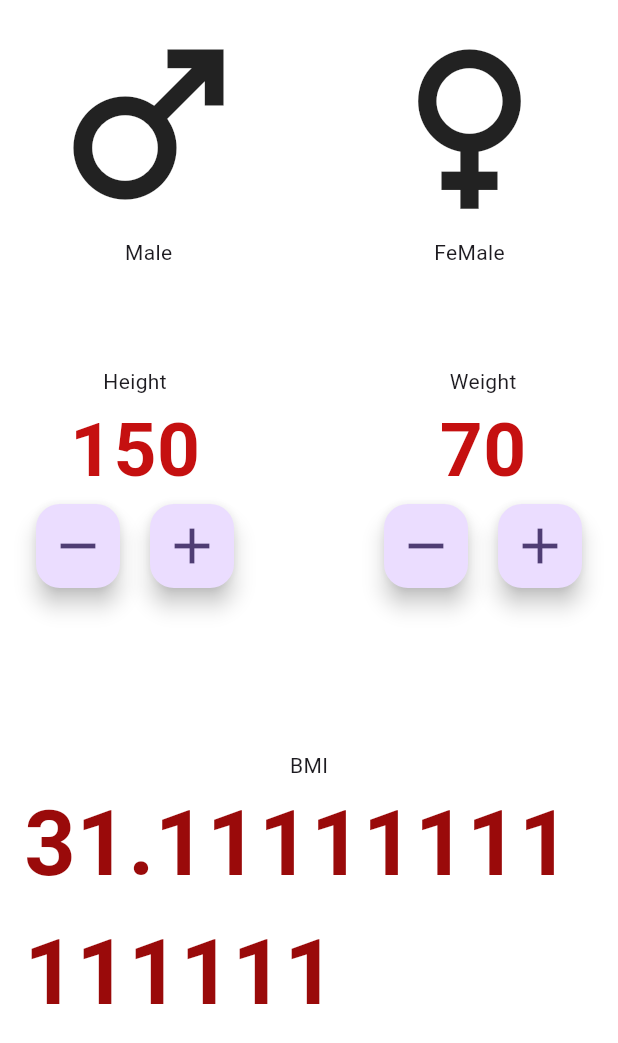
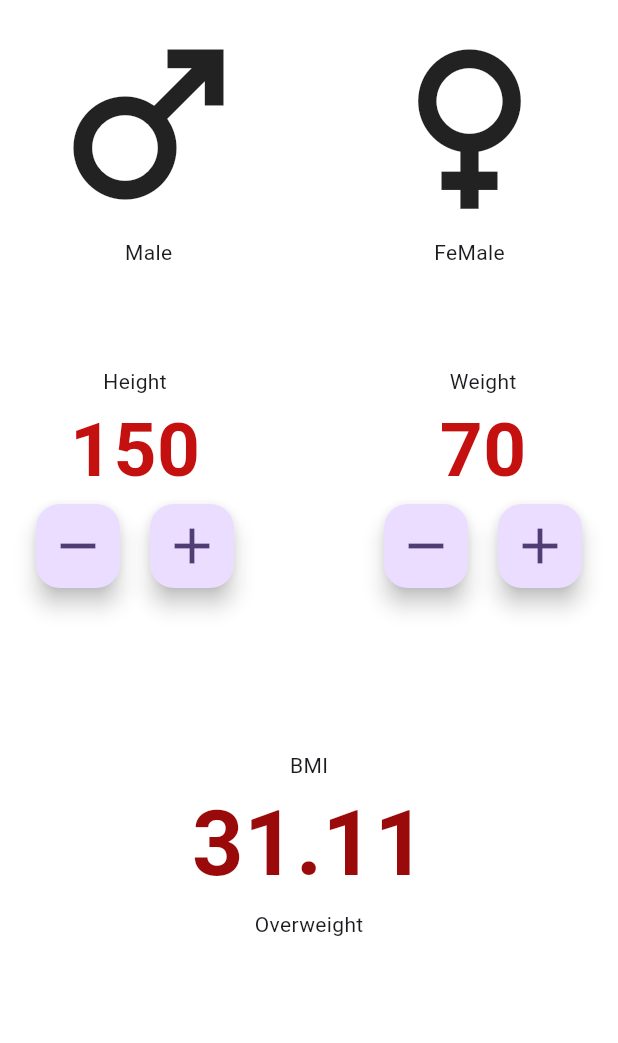
Before and after one commit to pdgamage/BMI-Calculator-App, a Flutter app: the screen it shows after launch, on a phone screen of 412 x 824 dp. Shown: the top 1043 px of the screen. Run offline on Flutter 3.47's test engine with Material 3 defaults, Android fonts, the phone set to English and light mode, and no system bars.

Commit message:
modified:   lib/main_page.dart

```diff
--- a/lib/main_page.dart
+++ b/lib/main_page.dart
@@ -159,10 +159,11 @@ class _MainPageState extends State<MainPage> {
                 children: [
                   const Text("BMI"),
                   Text(
-                    "$bmi",
+                    bmi.toStringAsFixed(2),
                     style: kInputLabelColor.copyWith(
                         color: kTextOutColor, fontSize: 60),
                   ),
+                  Text(getResult(bmi))
                 ],
               ),
             ],
@@ -175,4 +176,14 @@ class _MainPageState extends State<MainPage> {
   double calculateBMI(int height, int weight) {
     return weight / (height / 100 * height / 100);
   }
+
+  String getResult(bmiValue) {
+    if (bmiValue >= 25) {
+      return "Overweight";
+    } else if (bmiValue > 18.5) {
+      return "Normal";
+    } else {
+      return "Underweight";
+    }
+  }
 }
```
